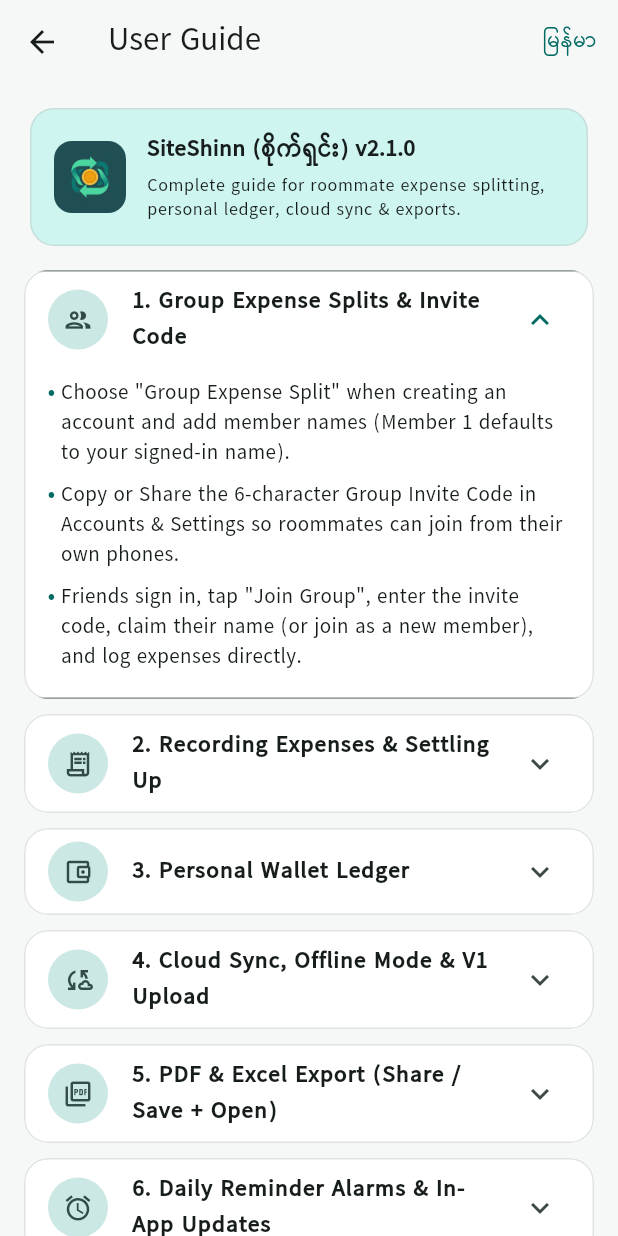
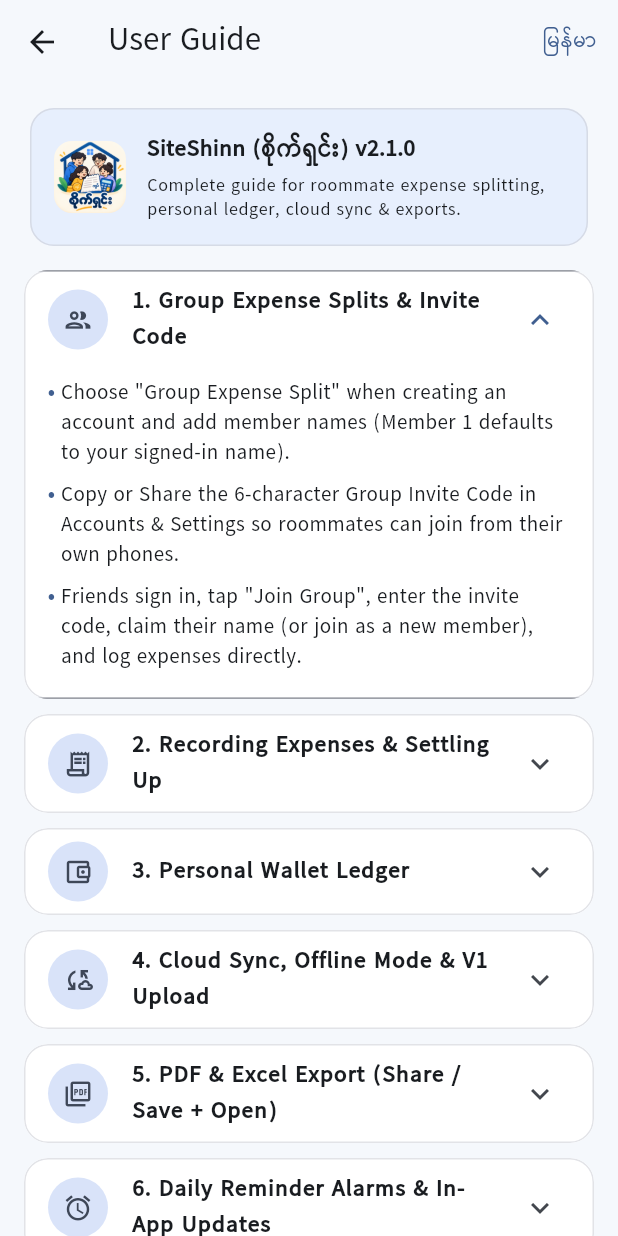
Before and after one commit to wailinnaing432019/siteshinn-app, a Flutter app: the screen it shows once a user with an empty profile is signed in, after a tap on "User Guide", on a phone screen of 412 x 824 dp. Run offline on Flutter 3.47's test engine with Material 3 defaults, Android fonts, the phone set to English and light mode, and no system bars; our stand-ins replace cloud_firestore, file_picker, firebase_auth, firebase_core, fl_chart, flutter_local_notifications and 7 more; missing offline and left inert: excel; accounts and stored records are empty.

Commit message:
change icon and theme

```diff
--- a/lib/core/theme/app_theme.dart
+++ b/lib/core/theme/app_theme.dart
@@ -1,7 +1,7 @@
 import 'package:flutter/material.dart';
 
 class AppTheme {
-  static const Color primarySeed = Color(0xFF0F766E);
+  static const Color primarySeed = Color(0xFF0A54A2);
   static const Color accentGold = Color(0xFFF59E0B);
   static const Color positiveGreen = Color(0xFF16A34A);
   static const Color negativeRed = Color(0xFFDC2626);
@@ -16,12 +16,12 @@ class AppTheme {
       useMaterial3: true,
       colorScheme: colorScheme,
       fontFamily: 'Pyidaungsu',
-      scaffoldBackgroundColor: const Color(0xFFF6F8F7),
+      scaffoldBackgroundColor: const Color(0xFFF5F8FC),
       appBarTheme: AppBarTheme(
         centerTitle: false,
         elevation: 0,
         scrolledUnderElevation: 1,
-        backgroundColor: const Color(0xFFF6F8F7),
+        backgroundColor: const Color(0xFFF5F8FC),
         foregroundColor: colorScheme.onSurface,
       ),
       cardTheme: CardThemeData(
@@ -62,17 +62,17 @@ class AppTheme {
       useMaterial3: true,
       colorScheme: colorScheme,
       fontFamily: 'Pyidaungsu',
-      scaffoldBackgroundColor: const Color(0xFF0E1514),
+      scaffoldBackgroundColor: const Color(0xFF0D1420),
       appBarTheme: AppBarTheme(
         centerTitle: false,
         elevation: 0,
         scrolledUnderElevation: 1,
-        backgroundColor: const Color(0xFF0E1514),
+        backgroundColor: const Color(0xFF0D1420),
         foregroundColor: colorScheme.onSurface,
       ),
       cardTheme: CardThemeData(
         elevation: 0,
-        color: const Color(0xFF172220),
+        color: const Color(0xFF162033),
         shape: RoundedRectangleBorder(
           borderRadius: BorderRadius.circular(16),
           side: BorderSide(color: colorScheme.outlineVariant.withValues(alpha: 0.35)),
@@ -80,7 +80,7 @@ class AppTheme {
       ),
       inputDecorationTheme: InputDecorationTheme(
         filled: true,
-        fillColor: const Color(0xFF172220),
+        fillColor: const Color(0xFF162033),
         border: OutlineInputBorder(
           borderRadius: BorderRadius.circular(12),
           borderSide: BorderSide(color: colorScheme.outlineVariant),
--- a/lib/presentation/screens/auth_screen.dart
+++ b/lib/presentation/screens/auth_screen.dart
@@ -6,6 +6,7 @@ import '../../core/l10n/app_strings.dart';
 import '../../core/utils/error_formatter.dart';
 import '../../providers/app_providers.dart';
 import '../../services/auth_service.dart';
+import '../widgets/brand_logo.dart';
 import 'user_guide_screen.dart';
 
 class AuthScreen extends ConsumerStatefulWidget {
@@ -184,15 +185,8 @@ class _AuthScreenState extends ConsumerState<AuthScreen> {
                     ],
                   ),
                 const SizedBox(height: 12),
-                Center(
-                  child: ClipRRect(
-                    borderRadius: BorderRadius.circular(24),
-                    child: Image.asset(
-                      'assets/icon/app_icon.png',
-                      width: 84,
-                      height: 84,
-                    ),
-                  ),
+                const Center(
+                  child: BrandLogo(size: 84, borderRadius: 24),
                 ),
                 const SizedBox(height: 14),
                 Text(
--- a/lib/presentation/screens/onboarding_screen.dart
+++ b/lib/presentation/screens/onboarding_screen.dart
@@ -5,6 +5,7 @@ import '../../core/l10n/app_strings.dart';
 import '../../core/utils/error_formatter.dart';
 import '../../providers/app_providers.dart';
 import '../widgets/account_setup_form.dart';
+import '../widgets/brand_logo.dart';
 import 'join_group_screen.dart';
 import 'user_guide_screen.dart';
 
@@ -56,15 +57,8 @@ class OnboardingScreen extends ConsumerWidget {
                 ],
               ),
               const SizedBox(height: 12),
-              Center(
-                child: ClipRRect(
-                  borderRadius: BorderRadius.circular(24),
-                  child: Image.asset(
-                    'assets/icon/app_icon.png',
-                    width: 88,
-                    height: 88,
-                  ),
-                ),
+              const Center(
+                child: BrandLogo(size: 88, borderRadius: 24),
               ),
               const SizedBox(height: 16),
               Text(
--- a/lib/presentation/screens/user_guide_screen.dart
+++ b/lib/presentation/screens/user_guide_screen.dart
@@ -3,6 +3,7 @@ import 'package:flutter_riverpod/flutter_riverpod.dart';
 
 import '../../core/l10n/app_strings.dart';
 import '../../providers/app_providers.dart';
+import '../widgets/brand_logo.dart';
 
 class UserGuideScreen extends ConsumerWidget {
   const UserGuideScreen({super.key});
@@ -38,14 +39,7 @@ class UserGuideScreen extends ConsumerWidget {
               padding: const EdgeInsets.all(16),
               child: Row(
                 children: [
-                  ClipRRect(
-                    borderRadius: BorderRadius.circular(12),
-                    child: Image.asset(
-                      'assets/icon/app_icon.png',
-                      width: 48,
-                      height: 48,
-                    ),
-                  ),
+                  const BrandLogo(size: 48, borderRadius: 12),
                   const SizedBox(width: 14),
                   Expanded(
                     child: Column(
--- /dev/null
+++ b/lib/presentation/widgets/brand_logo.dart
@@ -0,0 +1,33 @@
+import 'package:flutter/material.dart';
+
+/// Displays the SiteShinn brand mark with corners rounded cleanly inside the UI.
+class BrandLogo extends StatelessWidget {
+  final double size;
+  final double? borderRadius;
+
+  const BrandLogo({
+    super.key,
+    required this.size,
+    this.borderRadius,
+  });
+
+  @override
+  Widget build(BuildContext context) {
+    final radius = borderRadius ?? size * 0.26;
+    return ClipRRect(
+      borderRadius: BorderRadius.circular(radius),
+      child: SizedBox(
+        width: size,
+        height: size,
+        child: Transform.scale(
+          // Slight scale trims the dark outer bezel on siteshinn-logo.png.
+          scale: 1.07,
+          child: Image.asset(
+            'assets/icon/siteshinn-logo.png',
+            fit: BoxFit.cover,
+          ),
+        ),
+      ),
+    );
+  }
+}
--- a/lib/services/analytics_service.dart
+++ b/lib/services/analytics_service.dart
@@ -45,11 +45,11 @@ class AnalyticsService {
   static Color colorForCategory(ExpenseCategory category) {
     switch (category) {
       case ExpenseCategory.food:
-        return const Color(0xFF0F766E);
+        return const Color(0xFF0A54A2);
       case ExpenseCategory.cooking:
         return const Color(0xFFEA580C);
       case ExpenseCategory.utilities:
-        return const Color(0xFF2563EB);
+        return const Color(0xFF0284C7);
       case ExpenseCategory.household:
         return const Color(0xFF7C3AED);
       case ExpenseCategory.transport:
--- a/lib/services/app_update_service.dart
+++ b/lib/services/app_update_service.dart
@@ -27,7 +27,10 @@ class AppUpdateInfo {
     this.forceUpdate = false,
   });
 
-  bool get hasUpdate => latestBuild > currentBuild && apkUrl.trim().isNotEmpty;
+  bool get hasUpdate =>
+      AppUpdateService.normalizeBuildNumber(latestBuild) >
+          AppUpdateService.normalizeBuildNumber(currentBuild) &&
+      apkUrl.trim().isNotEmpty;
 }
 
 class AppUpdateService {
@@ -40,6 +43,13 @@ class AppUpdateService {
   );
 
   bool _startupChecked = false;
+
+  /// Flutter's `--split-per-abi` prefixes `versionCode` with `1000` (armeabi-v7a),
+  /// `2000` (arm64-v8a), or `4000` (x86_64). Normalize so all ABIs compare the
+  /// underlying pubspec build number consistently.
+  static int normalizeBuildNumber(int buildCode) {
+    return buildCode >= 1000 ? buildCode % 1000 : buildCode;
+  }
 
   Future<({String versionName, int versionCode, List<String> abis})>
       getCurrentVersionInfo() async {
@@ -83,6 +93,7 @@ class AppUpdateService {
   Future<AppUpdateInfo?> checkForUpdate({
     required bool isBurmese,
     bool startupOnlyOnce = false,
+    bool throwOnError = false,
   }) async {
     if (startupOnlyOnce) {
       if (_startupChecked) return null;
@@ -92,10 +103,12 @@ class AppUpdateService {
 
     try {
       final local = await getCurrentVersionInfo();
+      final source =
+          startupOnlyOnce ? Source.serverAndCache : Source.server;
       final doc = await FirebaseFirestore.instance
           .collection('app_config')
           .doc('android')
-          .get(const GetOptions(source: Source.serverAndCache))
+          .get(GetOptions(source: source))
           .timeout(const Duration(seconds: 6));
 
       final data = doc.data();
@@ -105,8 +118,14 @@ class AppUpdateService {
       final latestVersion = (data['latest_version'] as String? ?? '').trim();
       final apkUrl = resolveApkUrl(data, local.abis);
 
-      final notesMy = (data['release_notes_my'] as String? ?? '').trim();
-      final notesEn = (data['release_notes_en'] as String? ?? '').trim();
+      String readNote(String primary, String fallback) {
+        final primaryVal = (data[primary] as String? ?? '').trim();
+        if (primaryVal.isNotEmpty) return primaryVal;
+        return (data[fallback] as String? ?? '').trim();
+      }
+
+      final notesMy = readNote('release_notes_my', 'release_note_my');
+      final notesEn = readNote('release_notes_en', 'release_note_en');
       final notes = isBurmese
           ? (notesMy.isNotEmpty ? notesMy : notesEn)
           : (notesEn.isNotEmpty ? notesEn : notesMy);
@@ -124,6 +143,7 @@ class AppUpdateService {
 
       return info.hasUpdate ? info : null;
     } catch (_) {
+      if (throwOnError) rethrow;
       return null;
     }
   }
```
Also changed, not shown: lib/presentation/screens/accounts_screen.dart (+10 -8 lines), lib/presentation/screens/home_screen.dart (+2 -8 lines), pubspec.yaml (+4 -4 lines), assets/icon/siteshinn-logo.png (added), assets/icon/siteshinn_launcher_fg.png (added), assets/icon/siteshinn_launcher_icon.png (added), 12 other files.
